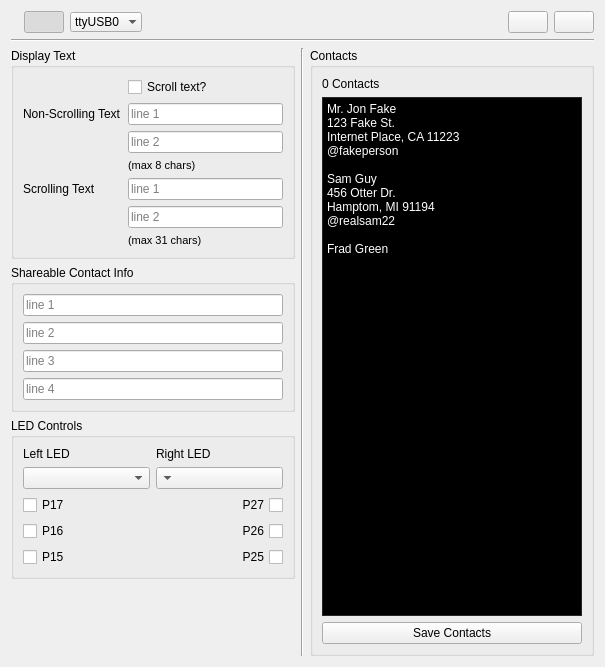
First picture: the form in src/badgehacker.ui, repository parallaxinc/BadgeHacker, before the edit.
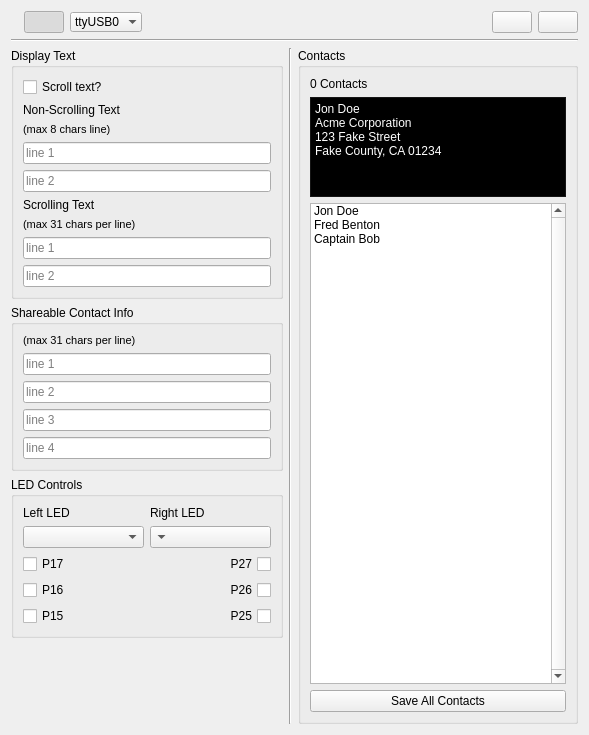
Second picture: the form after the edit. Icons and pictures are not drawn.

Commit message: Contact viewer now provides a sorted index and formatted output (BADGE-9); auto-retrieve firmware string from Spin source (BADGE-6)

The edit to the form file:
```diff
--- a/src/badgehacker.ui
+++ b/src/badgehacker.ui
@@ -6,8 +6,8 @@
    <rect>
     <x>0</x>
     <y>0</y>
-    <width>605</width>
-    <height>667</height>
+    <width>589</width>
+    <height>735</height>
    </rect>
   </property>
   <property name="windowTitle">
@@ -168,22 +168,34 @@
          <property name="title">
           <string>Display Text</string>
          </property>
-         <layout class="QFormLayout" name="formLayout_2">
-          <item row="0" column="1">
+         <layout class="QVBoxLayout" name="verticalLayout_5">
+          <item>
            <widget class="QCheckBox" name="scroll">
             <property name="text">
              <string>Scroll text?</string>
             </property>
            </widget>
           </item>
-          <item row="1" column="0">
+          <item>
            <widget class="QLabel" name="label">
             <property name="text">
              <string>&lt;html&gt;&lt;head/&gt;&lt;body&gt;&lt;p&gt;Non-Scrolling Text&lt;/p&gt;&lt;/body&gt;&lt;/html&gt;</string>
             </property>
            </widget>
           </item>
-          <item row="1" column="1">
+          <item>
+           <widget class="QLabel" name="label_3">
+            <property name="font">
+             <font>
+              <pointsize>8</pointsize>
+             </font>
+            </property>
+            <property name="text">
+             <string>(max 8 chars line)</string>
+            </property>
+           </widget>
+          </item>
+          <item>
            <widget class="QLineEdit" name="nsmsgLine1">
             <property name="sizePolicy">
              <sizepolicy hsizetype="Expanding" vsizetype="Fixed">
@@ -208,7 +220,7 @@
             </property>
            </widget>
           </item>
-          <item row="2" column="1">
+          <item>
            <widget class="QLineEdit" name="nsmsgLine2">
             <property name="sizePolicy">
              <sizepolicy hsizetype="Expanding" vsizetype="Fixed">
@@ -227,26 +239,26 @@
             </property>
            </widget>
           </item>
-          <item row="3" column="1">
-           <widget class="QLabel" name="label_3">
-            <property name="font">
-             <font>
-              <pointsize>8</pointsize>
-             </font>
-            </property>
-            <property name="text">
-             <string>(max 8 chars)</string>
-            </property>
-           </widget>
-          </item>
-          <item row="4" column="0">
+          <item>
            <widget class="QLabel" name="label_2">
             <property name="text">
              <string>Scrolling Text</string>
             </property>
            </widget>
           </item>
-          <item row="4" column="1">
+          <item>
+           <widget class="QLabel" name="label_4">
+            <property name="font">
+             <font>
+              <pointsize>8</pointsize>
+             </font>
+            </property>
+            <property name="text">
+             <string>(max 31 chars per line)</string>
+            </property>
+           </widget>
+          </item>
+          <item>
            <widget class="QLineEdit" name="smsgLine1">
             <property name="sizePolicy">
              <sizepolicy hsizetype="Expanding" vsizetype="Fixed">
@@ -265,7 +277,7 @@
             </property>
            </widget>
           </item>
-          <item row="5" column="1">
+          <item>
            <widget class="QLineEdit" name="smsgLine2">
             <property name="sizePolicy">
              <sizepolicy hsizetype="Expanding" vsizetype="Fixed">
@@ -284,18 +296,6 @@
             </property>
            </widget>
           </item>
-          <item row="6" column="1">
-           <widget class="QLabel" name="label_4">
-            <property name="font">
-             <font>
-              <pointsize>8</pointsize>
-             </font>
-            </property>
-            <property name="text">
-             <string>(max 31 chars)</string>
-            </property>
-           </widget>
-          </item>
          </layout>
         </widget>
        </item>
@@ -311,27 +311,8 @@
           <string>Shareable Contact Info</string>
          </property>
          <layout class="QFormLayout" name="formLayout">
-          <item row="0" column="0" colspan="2">
-           <widget class="QLineEdit" name="infoLine1">
-            <property name="sizePolicy">
-             <sizepolicy hsizetype="Expanding" vsizetype="Fixed">
-              <horstretch>0</horstretch>
-              <verstretch>0</verstretch>
-             </sizepolicy>
-            </property>
-            <property name="text">
-             <string/>
-            </property>
-            <property name="maxLength">
-             <number>31</number>
-            </property>
-            <property name="placeholderText">
-             <string>line 1</string>
-            </property>
-           </widget>
-          </item>
           <item row="1" column="0" colspan="2">
-           <widget class="QLineEdit" name="infoLine2">
+           <widget class="QLineEdit" name="infoLine1">
             <property name="sizePolicy">
              <sizepolicy hsizetype="Expanding" vsizetype="Fixed">
               <horstretch>0</horstretch>
@@ -345,11 +326,30 @@
              <number>31</number>
             </property>
             <property name="placeholderText">
-             <string>line 2</string>
+             <string>line 1</string>
             </property>
            </widget>
           </item>
           <item row="2" column="0" colspan="2">
+           <widget class="QLineEdit" name="infoLine2">
+            <property name="sizePolicy">
+             <sizepolicy hsizetype="Expanding" vsizetype="Fixed">
+              <horstretch>0</horstretch>
+              <verstretch>0</verstretch>
+             </sizepolicy>
+            </property>
+            <property name="text">
+             <string/>
+            </property>
+            <property name="maxLength">
+             <number>31</number>
+            </property>
+            <property name="placeholderText">
+             <string>line 2</string>
+            </property>
+           </widget>
+          </item>
+          <item row="3" column="0" colspan="2">
            <widget class="QLineEdit" name="infoLine3">
             <property name="sizePolicy">
              <sizepolicy hsizetype="Expanding" vsizetype="Fixed">
@@ -368,7 +368,7 @@
             </property>
            </widget>
           </item>
-          <item row="3" column="0" colspan="2">
+          <item row="4" column="0" colspan="2">
            <widget class="QLineEdit" name="infoLine4">
             <property name="sizePolicy">
              <sizepolicy hsizetype="Expanding" vsizetype="Fixed">
@@ -387,6 +387,18 @@
             </property>
            </widget>
           </item>
+          <item row="0" column="0">
+           <widget class="QLabel" name="label_7">
+            <property name="font">
+             <font>
+              <pointsize>8</pointsize>
+             </font>
+            </property>
+            <property name="text">
+             <string>(max 31 chars per line)</string>
+            </property>
+           </widget>
+          </item>
          </layout>
         </widget>
        </item>
@@ -542,6 +554,18 @@
         </item>
         <item>
          <widget class="QPlainTextEdit" name="contacts">
+          <property name="sizePolicy">
+           <sizepolicy hsizetype="Expanding" vsizetype="Preferred">
+            <horstretch>0</horstretch>
+            <verstretch>0</verstretch>
+           </sizepolicy>
+          </property>
+          <property name="maximumSize">
+           <size>
+            <width>16777215</width>
+            <height>100</height>
+           </size>
+          </property>
           <property name="palette">
            <palette>
             <active>
@@ -557,45 +581,45 @@
              <colorrole role="Button">
               <brush brushstyle="SolidPattern">
                <color alpha="255">
-                <red>51</red>
-                <green>51</green>
-                <blue>51</blue>
+                <red>28</red>
+                <green>28</green>
+                <blue>28</blue>
                </color>
               </brush>
              </colorrole>
              <colorrole role="Light">
               <brush brushstyle="SolidPattern">
                <color alpha="255">
-                <red>76</red>
-                <green>76</green>
-                <blue>76</blue>
+                <red>42</red>
+                <green>42</green>
+                <blue>42</blue>
                </color>
               </brush>
              </colorrole>
              <colorrole role="Midlight">
               <brush brushstyle="SolidPattern">
                <color alpha="255">
-                <red>63</red>
-                <green>63</green>
-                <blue>63</blue>
+                <red>35</red>
+                <green>35</green>
+                <blue>35</blue>
                </color>
               </brush>
              </colorrole>
              <colorrole role="Dark">
               <brush brushstyle="SolidPattern">
                <color alpha="255">
-                <red>25</red>
-                <green>25</green>
-                <blue>25</blue>
+                <red>14</red>
+                <green>14</green>
+                <blue>14</blue>
                </color>
               </brush>
              </colorrole>
              <colorrole role="Mid">
               <brush brushstyle="SolidPattern">
                <color alpha="255">
-                <red>34</red>
-                <green>34</green>
-                <blue>34</blue>
+                <red>18</red>
+                <green>18</green>
+                <blue>18</blue>
                </color>
               </brush>
              </colorrole>
@@ -638,9 +662,9 @@
              <colorrole role="Window">
               <brush brushstyle="SolidPattern">
                <color alpha="255">
-                <red>51</red>
-                <green>51</green>
-                <blue>51</blue>
+                <red>28</red>
+                <green>28</green>
+                <blue>28</blue>
                </color>
               </brush>
              </colorrole>
@@ -656,9 +680,9 @@
              <colorrole role="AlternateBase">
               <brush brushstyle="SolidPattern">
                <color alpha="255">
-                <red>25</red>
-                <green>25</green>
-                <blue>25</blue>
+                <red>14</red>
+                <green>14</green>
+                <blue>14</blue>
                </color>
               </brush>
              </colorrole>
@@ -694,45 +718,45 @@
              <colorrole role="Button">
               <brush brushstyle="SolidPattern">
                <color alpha="255">
-                <red>51</red>
-                <green>51</green>
-                <blue>51</blue>
+                <red>28</red>
+                <green>28</green>
+                <blue>28</blue>
                </color>
               </brush>
              </colorrole>
              <colorrole role="Light">
               <brush brushstyle="SolidPattern">
                <color alpha="255">
-                <red>76</red>
-                <green>76</green>
-                <blue>76</blue>
+                <red>42</red>
+                <green>42</green>
+                <blue>42</blue>
                </color>
               </brush>
              </colorrole>
              <colorrole role="Midlight">
               <brush brushstyle="SolidPattern">
                <color alpha="255">
-                <red>63</red>
-                <green>63</green>
-                <blue>63</blue>
+                <red>35</red>
+                <green>35</green>
+                <blue>35</blue>
                </color>
               </brush>
              </colorrole>
              <colorrole role="Dark">
               <brush brushstyle="SolidPattern">
                <color alpha="255">
-                <red>25</red>
-                <green>25</green>
-                <blue>25</blue>
+                <red>14</red>
+                <green>14</green>
+                <blue>14</blue>
                </color>
               </brush>
              </colorrole>
              <colorrole role="Mid">
               <brush brushstyle="SolidPattern">
                <color alpha="255">
-                <red>34</red>
-                <green>34</green>
-                <blue>34</blue>
+                <red>18</red>
+                <green>18</green>
+                <blue>18</blue>
                </color>
               </brush>
              </colorrole>
@@ -775,9 +799,9 @@
              <colorrole role="Window">
               <brush brushstyle="SolidPattern">
                <color alpha="255">
-                <red>51</red>
-                <green>51</green>
-                <blue>51</blue>
+                <red>28</red>
+                <green>28</green>
+                <blue>28</blue>
                </color>
               </brush>
              </colorrole>
@@ -793,9 +817,9 @@
              <colorrole role="AlternateBase">
               <brush brushstyle="SolidPattern">
                <color alpha="255">
-                <red>25</red>
-                <green>25</green>
-                <blue>25</blue>
+                <red>14</red>
+                <green>14</green>
+                <blue>14</blue>
                </color>
               </brush>
              </colorrole>
@@ -822,63 +846,63 @@
              <colorrole role="WindowText">
               <brush brushstyle="SolidPattern">
                <color alpha="255">
-                <red>25</red>
-                <green>25</green>
-                <blue>25</blue>
+                <red>14</red>
+                <green>14</green>
+                <blue>14</blue>
                </color>
               </brush>
              </colorrole>
              <colorrole role="Button">
               <brush brushstyle="SolidPattern">
                <color alpha="255">
-                <red>51</red>
-                <green>51</green>
-                <blue>51</blue>
+                <red>28</red>
+                <green>28</green>
+                <blue>28</blue>
                </color>
               </brush>
              </colorrole>
              <colorrole role="Light">
               <brush brushstyle="SolidPattern">
                <color alpha="255">
-                <red>76</red>
-                <green>76</green>
-                <blue>76</blue>
+                <red>42</red>
+                <green>42</green>
+                <blue>42</blue>
                </color>
               </brush>
              </colorrole>
              <colorrole role="Midlight">
               <brush brushstyle="SolidPattern">
                <color alpha="255">
-                <red>63</red>
-                <green>63</green>
-                <blue>63</blue>
+                <red>35</red>
+                <green>35</green>
+                <blue>35</blue>
                </color>
               </brush>
              </colorrole>
              <colorrole role="Dark">
               <brush brushstyle="SolidPattern">
                <color alpha="255">
-                <red>25</red>
-                <green>25</green>
-                <blue>25</blue>
+                <red>14</red>
+                <green>14</green>
+                <blue>14</blue>
                </color>
               </brush>
              </colorrole>
              <colorrole role="Mid">
               <brush brushstyle="SolidPattern">
                <color alpha="255">
-                <red>34</red>
-                <green>34</green>
-                <blue>34</blue>
+                <red>18</red>
+                <green>18</green>
+                <blue>18</blue>
                </color>
               </brush>
              </colorrole>
              <colorrole role="Text">
               <brush brushstyle="SolidPattern">
                <color alpha="255">
-                <red>25</red>
-                <green>25</green>
-                <blue>25</blue>
+                <red>14</red>
+                <green>14</green>
+                <blue>14</blue>
                </color>
               </brush>
              </colorrole>
@@ -894,27 +918,27 @@
              <colorrole role="ButtonText">
               <brush brushstyle="SolidPattern">
                <color alpha="255">
-                <red>25</red>
-                <green>25</green>
-                <blue>25</blue>
+                <red>14</red>
+                <green>14</green>
+                <blue>14</blue>
                </color>
               </brush>
              </colorrole>
              <colorrole role="Base">
               <brush brushstyle="SolidPattern">
                <color alpha="255">
-                <red>51</red>
-                <green>51</green>
-                <blue>51</blue>
+                <red>28</red>
+                <green>28</green>
+                <blue>28</blue>
                </color>
               </brush>
              </colorrole>
              <colorrole role="Window">
               <brush brushstyle="SolidPattern">
                <color alpha="255">
-                <red>51</red>
-                <green>51</green>
-                <blue>51</blue>
+                <red>28</red>
+                <green>28</green>
+                <blue>28</blue>
                </color>
               </brush>
              </colorrole>
@@ -930,9 +954,9 @@
              <colorrole role="AlternateBase">
               <brush brushstyle="SolidPattern">
                <color alpha="255">
-                <red>51</red>
-                <green>51</green>
-                <blue>51</blue>
+                <red>28</red>
+                <green>28</green>
+                <blue>28</blue>
                </color>
               </brush>
              </colorrole>
@@ -958,30 +982,60 @@
            </palette>
           </property>
           <property name="verticalScrollBarPolicy">
+           <enum>Qt::ScrollBarAlwaysOff</enum>
+          </property>
+          <property name="horizontalScrollBarPolicy">
            <enum>Qt::ScrollBarAsNeeded</enum>
           </property>
           <property name="readOnly">
            <bool>true</bool>
           </property>
           <property name="plainText">
-           <string>Mr. Jon Fake
-123 Fake St.
-Internet Place, CA 11223
-@fakeperson
-
-Sam Guy
-456 Otter Dr.
-Hamptom, MI 91194
-@realsam22
-
-Frad Green</string>
+           <string>Jon Doe
+Acme Corporation
+123 Fake Street
+Fake County, CA 01234</string>
           </property>
+          <property name="maximumBlockCount">
+           <number>4</number>
+          </property>
+         </widget>
+        </item>
+        <item>
+         <widget class="QListWidget" name="contactList">
+          <property name="verticalScrollBarPolicy">
+           <enum>Qt::ScrollBarAlwaysOn</enum>
+          </property>
+          <property name="horizontalScrollBarPolicy">
+           <enum>Qt::ScrollBarAsNeeded</enum>
+          </property>
+          <property name="editTriggers">
+           <set>QAbstractItemView::NoEditTriggers</set>
+          </property>
+          <property name="horizontalScrollMode">
+           <enum>QAbstractItemView::ScrollPerItem</enum>
+          </property>
+          <item>
+           <property name="text">
+            <string>Jon Doe</string>
+           </property>
+          </item>
+          <item>
+           <property name="text">
+            <string>Fred Benton</string>
+           </property>
+          </item>
+          <item>
+           <property name="text">
+            <string>Captain Bob</string>
+           </property>
+          </item>
          </widget>
         </item>
         <item>
          <widget class="QPushButton" name="saveContacts">
           <property name="text">
-           <string>Save Contacts</string>
+           <string>Save All Contacts</string>
           </property>
           <property name="flat">
            <bool>false</bool>
```
Left out of the diff: 8 changed lines with no effect on the pictures. The commit also changes 3 other files.
